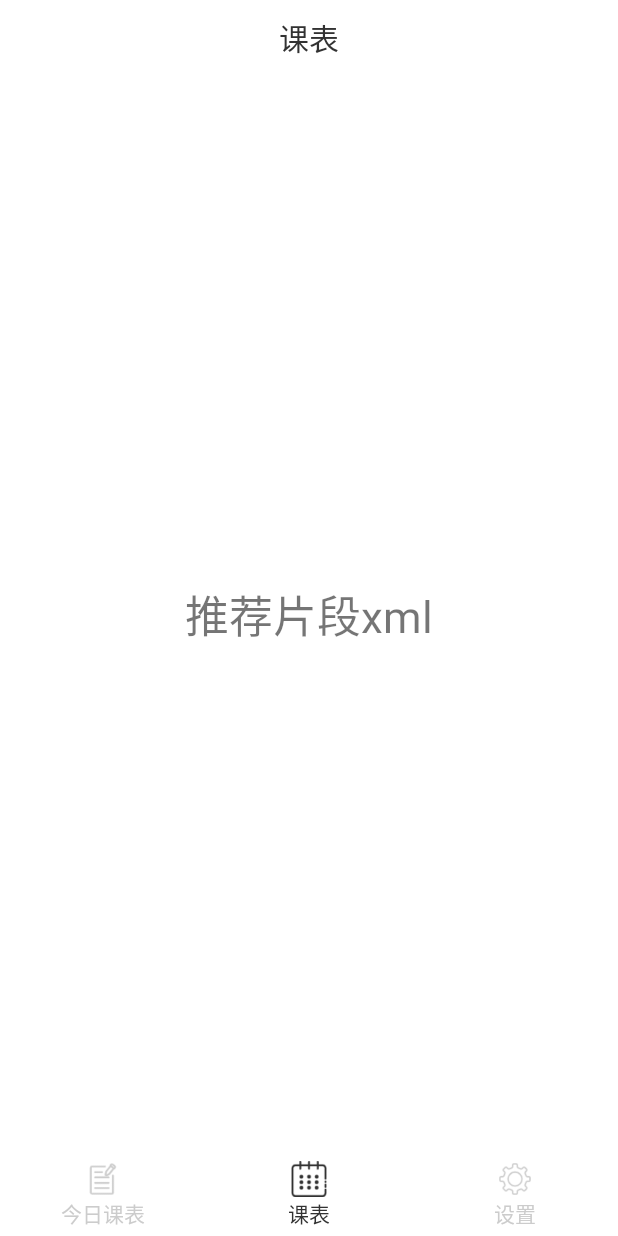
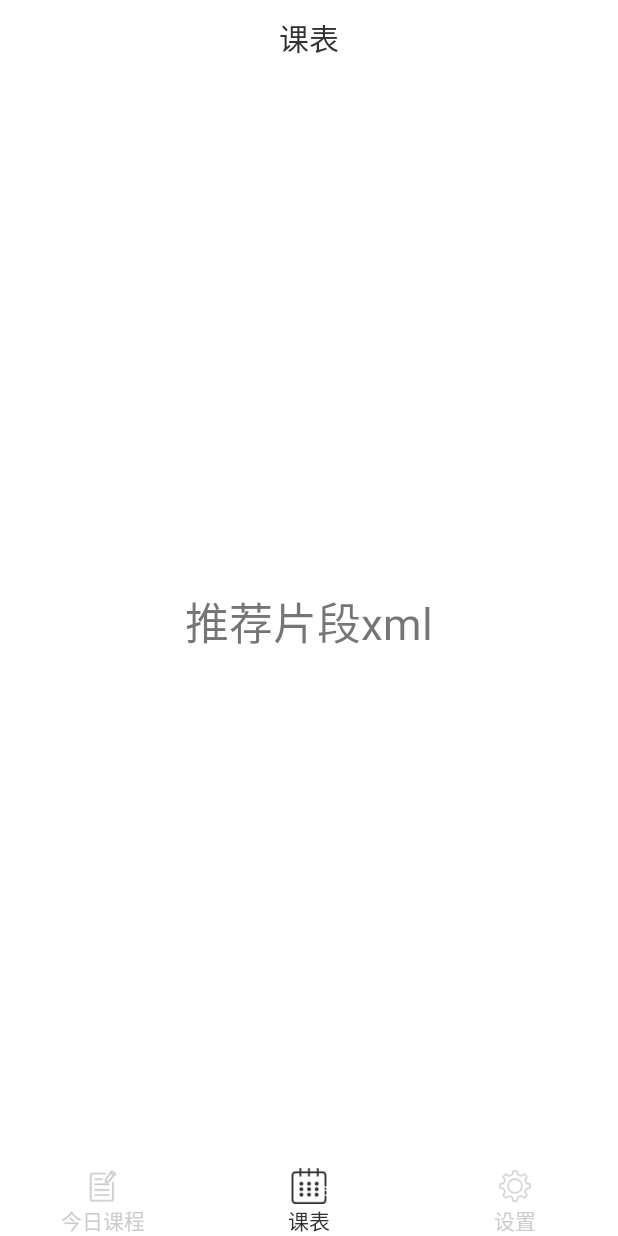
Before and after one commit to flow2000/MobileAppDev, an Android app: the screen it shows after launch (MainActivity), after a tap on "课表", on a phone screen of 412 x 824 dp. Run offline under Robolectric (Android 15) with nearby library versions, the light colour scheme and no system bars.

Commit message:
完成今日课程页面

```diff
--- a/schedule/src/main/java/com/ph/schedule/BasePageTitleFragent.java
+++ b/schedule/src/main/java/com/ph/schedule/BasePageTitleFragment.java
@@ -1,18 +1,21 @@
 package com.ph.schedule;
 
 
+import android.graphics.Color;
 import android.os.Bundle;
 import android.view.LayoutInflater;
 import android.view.View;
 import android.view.ViewGroup;
 import android.widget.FrameLayout;
 import android.widget.ImageView;
+import android.widget.LinearLayout;
+import android.widget.RelativeLayout;
 import android.widget.TextView;
 
 import androidx.annotation.Nullable;
 import androidx.fragment.app.Fragment;
 
-public abstract class BasePageTitleFragent extends Fragment {
+public abstract class BasePageTitleFragment extends Fragment {
     private View mFragmentView;//父控件(由父控件找到子控件)
     private ImageView mIvLogoPage;
     private TextView mTvTitlePage;
@@ -35,7 +38,9 @@ public abstract class BasePageTitleFragent extends Fragment {
         return mFragmentView;
     }
 
-    public void setTitleIcon(String msg, boolean show) {    //设置标题和图标
+    public void setTitleIcon(String msg, boolean show, String color) {    //设置标题和图标
+        RelativeLayout layout = mFragmentView.findViewById(R.id.topView);
+        layout.setBackgroundColor(Color.parseColor(color));
         mTvTitlePage.setText(msg);  //设置标题
         mTvTitlePage.setVisibility(show ? View.VISIBLE : View.GONE);     //设置标题显示  true就是显示  false就是不显示
     }
--- a/schedule/src/main/java/com/ph/schedule/HomePageFragment.java
+++ b/schedule/src/main/java/com/ph/schedule/HomePageFragment.java
@@ -1,17 +1,71 @@
 package com.ph.schedule;
 
 import android.view.View;
+import android.widget.ListView;
+import android.widget.SimpleAdapter;
+import android.widget.TextView;
 
-public class HomePageFragment extends BasePageTitleFragent {
+import com.ph.schedule.adapter.CurrentScheduleAdapter;
+
+import java.util.ArrayList;
+import java.util.Calendar;
+import java.util.HashMap;
+import java.util.List;
+import java.util.Map;
+
+public class HomePageFragment extends BasePageTitleFragment {
+
+    private ListView listView;
+    private SimpleAdapter simpleAdapter;
+    private View mFragmentView;//父控件(由父控件找到子控件)
+    private TextView topDateView;
+    private static final int[] viewId = {R.id.schedule_start_time, R.id.schedule_end_time, R.id.schedule_name, R.id.schedule_detail, R.id.schedule_status};
+    private static final String[] dataName = {"start_time", "end_time", "title", "detail", "status"};
+    private static final String[] title = {"日", "一", "二", "三", "四", "五", "六", ""};
 
     @Override
     protected View initView() {
-        setTitleIcon("今日课程",true);
-        return View.inflate(getContext(), R.layout.fg_homepage, null);
+        setTitleIcon("", true,"#2ABFFD");
+        mFragmentView = View.inflate(getContext(), R.layout.fg_homepage, null);
+        setData();
+        listView = mFragmentView.findViewById(R.id.my_list);
+        listView.setDivider(null);
+        simpleAdapter = new CurrentScheduleAdapter(getActivity(), getData(), R.layout.activity_listview, dataName, viewId);
+        listView.setAdapter(simpleAdapter);
+        return mFragmentView;
+    }
+
+    private void setData() {
+        topDateView = mFragmentView.findViewById(R.id.timeText);
+        Calendar calendar = Calendar.getInstance();
+        int week = calendar.get(Calendar.DAY_OF_WEEK) - 1;
+        int month = calendar.get(Calendar.MONTH) + 1;
+        int day = calendar.get(Calendar.DATE);
+        String str = month + "月" + day + "日 星期" + title[week];
+        topDateView.setText(str);
     }
 
     @Override
     protected void initData() {
 
     }
+
+    private List<Map<String, Object>> getData() {
+        String[] startTimes = {"08:00", "10:00", "14:30", "16:25"};
+        String[] endTimes = {"09:40", "11:40", "16:05", "18:00"};
+        String[] titles = {"专业英语", "专业英语", "专业英语", "专业英语"};
+        String[] details = {"第3-4节 学友楼401 刘美玲", "第3-4节 学友楼401 刘美玲", "第3-4节 学友楼401 刘美玲", "第3-4节 学友楼401 刘美玲"};
+        List<Map<String, Object>> list = new ArrayList<>();
+        for (int i = 0; i < startTimes.length; i++) {
+            Map map = new HashMap();
+            map.put("start_time", startTimes[i]);
+            map.put("end_time", endTimes[i]);
+            map.put("title", titles[i]);
+            map.put("detail", details[i]);
+            map.put("status", "未开始");
+            list.add(map);
+        }
+        return list;
+    }
+
 }
--- a/schedule/src/main/java/com/ph/schedule/MainActivity.java
+++ b/schedule/src/main/java/com/ph/schedule/MainActivity.java
@@ -27,8 +27,6 @@ public class MainActivity extends AppCompatActivity implements View.OnClickListe
     private RelativeLayout mRlThirdLayout;
     private RelativeLayout mRlFourLayout;
 
-    private LinearLayout tab_menuLayout;
-
     private ImageView mIvFirstHome;
     private TextView mTvFirstHome;
     private ImageView mIvThirdRecommend;
@@ -43,15 +41,7 @@ public class MainActivity extends AppCompatActivity implements View.OnClickListe
         super.onCreate(savedInstanceState);
         setContentView(R.layout.activity_main);
         mFragmentManager = getSupportFragmentManager();
-
-        //=============================沉侵式状态栏S================================
-        //设置状态栏颜色,必须在setContentView之后使用
-        //第一个参数:当前页面;第二个参数:颜色;第三个参数:透明度;
-        //StatusBarUtil.setColor(this, getResources().getColor(R.color.colorStatusBar), 0);
-        //=============================沉侵式状态栏E================================
-
-        initView();     //初始化视图
-        adaptiveScreen();
+        initView(); // 初始化视图
     }
 
     private void initView() {
@@ -65,7 +55,7 @@ public class MainActivity extends AppCompatActivity implements View.OnClickListe
         mRlFourLayout = (RelativeLayout) findViewById(R.id.rl_four_layout);
         mIvFourMine = (ImageView) findViewById(R.id.iv_four_mine);
         mTvFourMine = (TextView) findViewById(R.id.tv_four_mine);
-        tab_menuLayout = findViewById(R.id.tab_menu);
+
         //给五个按钮设置监听器
         mRlFirstLayout.setOnClickListener(this);
         mRlThirdLayout.setOnClickListener(this);
@@ -77,26 +67,12 @@ public class MainActivity extends AppCompatActivity implements View.OnClickListe
         mTransaction.commit();
     }
 
-    /**
-     * 自适应屏幕
-     */
-    private void adaptiveScreen() {
-        View v = findViewById(R.id.tab_menu);
-        int height1 = WidgetController.getHeight(v);
-        WindowManager wm = (WindowManager) this.getSystemService(Context.WINDOW_SERVICE);
-        int height = wm.getDefaultDisplay().getHeight();
-        LinearLayout.LayoutParams ll = (LinearLayout.LayoutParams) v.getLayoutParams();
-        ll.height = height / 15;
-        v.setLayoutParams(ll);
-        v.requestLayout();
-    }
-
     @Override
     public void onClick(View v) {
         mTransaction = mFragmentManager.beginTransaction(); //开启事务
         hideAllFragment(mTransaction);
         switch (v.getId()) {
-            //首页
+            //今日课程
             case R.id.rl_first_layout:
                 selected();
                 mRlFirstLayout.setSelected(true);
@@ -107,7 +83,7 @@ public class MainActivity extends AppCompatActivity implements View.OnClickListe
                     mTransaction.show(mHomePageFragment);
                 }
                 break;
-            //推荐
+            //课表
             case R.id.rl_third_layout:
                 selected();
                 mRlThirdLayout.setSelected(true);
@@ -118,7 +94,7 @@ public class MainActivity extends AppCompatActivity implements View.OnClickListe
                     mTransaction.show(mSchedulePageFragment);
                 }
                 break;
-            //个人中心
+            //设置
             case R.id.rl_four_layout:
                 selected();
                 mRlFourLayout.setSelected(true);
--- a/schedule/src/main/java/com/ph/schedule/SchedulePageFragment.java
+++ b/schedule/src/main/java/com/ph/schedule/SchedulePageFragment.java
@@ -3,10 +3,10 @@ package com.ph.schedule;
 
 import android.view.View;
 
-public class SchedulePageFragment extends BasePageTitleFragent {
+public class SchedulePageFragment extends BasePageTitleFragment {
     @Override
     public View initView() {
-        setTitleIcon("课表",true);
+        setTitleIcon("课表",true,"#FFFFFF");
         return View.inflate(getContext(), R.layout.fg_schedulepage, null);
     }
 
--- a/schedule/src/main/java/com/ph/schedule/SettingsPageFragment.java
+++ b/schedule/src/main/java/com/ph/schedule/SettingsPageFragment.java
@@ -3,10 +3,10 @@ package com.ph.schedule;
 
 import android.view.View;
 
-public class SettingsPageFragment extends BasePageTitleFragent {
+public class SettingsPageFragment extends BasePageTitleFragment {
     @Override
     public View initView() {
-        setTitleIcon("设置",true);
+        setTitleIcon("设置",true,"#FFFFFF");
         return View.inflate(getContext(), R.layout.fg_settingspage, null);
     }
 
--- /dev/null
+++ b/schedule/src/main/java/com/ph/schedule/adapter/CurrentScheduleAdapter.java
@@ -0,0 +1,140 @@
+package com.ph.schedule.adapter;
+
+import android.content.Context;
+import android.graphics.Color;
+import android.util.Log;
+import android.view.View;
+import android.view.ViewGroup;
+import android.widget.SimpleAdapter;
+import android.widget.TextView;
+
+import java.text.ParseException;
+import java.text.SimpleDateFormat;
+import java.util.Calendar;
+import java.util.Date;
+import java.util.List;
+import java.util.Map;
+
+public class CurrentScheduleAdapter extends SimpleAdapter {
+
+    // 数据List
+    private final List<Map<String, Object>> arrayList;
+    // viewId
+    private final int[] viewId;
+    // 上下文
+    private Context mContext;
+    // 未选中
+    private final String scheduleDetailColor = "#000000";
+    // 选中
+    private final String scheduleStatusColor = "#00DFFF";
+
+    private Date start_time;
+    private Date end_time;
+    private Date now_time;
+    private Date target_time;
+
+
+    /**
+     * 参数分别为：
+     * 上下文context，数据集 data，ListView，from，new int[]{ R.id.itemTitle,R.id.itemText}
+     **/
+    public CurrentScheduleAdapter(Context context, List<Map<String, Object>> data, int resource, String[] from, int[] to) {
+        super(context, data, resource, from, to);
+        this.arrayList = data;
+        this.viewId = to;
+    }
+
+    //配置显示的总item数量
+    @Override
+    public int getCount() {
+        return arrayList.size();
+    }
+
+    //按照位置获取数据对象
+    @Override
+    public Object getItem(int position) {
+        return arrayList.get(position);
+    }
+
+    //根据位置获取item的id
+    @Override
+    public long getItemId(int position) {
+        return position;
+    }
+
+    //每个item的显示效果
+    @Override
+    public View getView(int position, View convertView, ViewGroup parent) {
+        View view = super.getView(position, convertView, parent);
+        Calendar now = Calendar.getInstance();
+        Calendar target = Calendar.getInstance();
+        target.setTime(new Date(System.currentTimeMillis() + 30 * 60 * 1000));
+        String str1 = (String) arrayList.get(position).get("start_time");
+        String str2 = (String) arrayList.get(position).get("end_time");
+        String str3 = now.get(Calendar.HOUR_OF_DAY) + ":" + now.get(Calendar.MINUTE);
+        String str4 = target.get(Calendar.HOUR_OF_DAY) + ":" + target.get(Calendar.MINUTE);
+        try {
+            start_time = new SimpleDateFormat("HH:mm").parse(str1);
+            end_time = new SimpleDateFormat("HH:mm").parse(str2);
+            now_time = new SimpleDateFormat("HH:mm").parse(str3);
+            target_time = new SimpleDateFormat("HH:mm").parse(str4);
+            TextView status = view.findViewById(viewId[4]);
+            if (isEffectiveDate(now_time, start_time, end_time)) {
+                setColor(view); // 突出显示
+                long from = now_time.getTime();
+                long to = end_time.getTime();
+                int minutes = (int) ((to - from) / (1000 * 60));
+                if (minutes > 0) {
+                    status.setText(minutes + "min后下课");
+                }
+                status.setTextColor(Color.parseColor(scheduleStatusColor));
+            } else if (isEffectiveDate(target_time, start_time, end_time)) {
+                setColor(view); // 突出显示
+                long from = now_time.getTime();
+                long to = start_time.getTime();
+                int minutes = (int) ((to - from) / (1000 * 60));
+                if (minutes > 0) {
+                    status.setText(minutes + "min后上课");
+                }
+                status.setTextColor(Color.parseColor(scheduleStatusColor));
+            } else if (compareTime(end_time, now_time)) {
+                status.setText("已结束");
+            }
+        } catch (ParseException e) {
+            e.printStackTrace();
+            Log.e("error", "时间转换出错");
+        }
+        return view;
+    }
+
+    /**
+     * 设置字体颜色
+     * @param view 视图
+     */
+    private void setColor(View view) {
+        for (int i = 0; i < 4; i++) {
+            TextView v = view.findViewById(viewId[i]);
+            v.setTextColor(Color.parseColor(scheduleDetailColor));
+        }
+    }
+
+    /**
+     * 判断当前时间是否在时间区间内
+     */
+    private static boolean isEffectiveDate(Date nowTime, Date startTime, Date endTime) {
+        if (nowTime.getTime() == startTime.getTime() || nowTime.getTime() == endTime.getTime()) {
+            return true;
+        }
+        return nowTime.after(startTime) && nowTime.before(endTime);
+    }
+
+    /**
+     * 比较时间
+     *
+     * @return
+     */
+    private static boolean compareTime(Date targetTime, Date currentTime) {
+        return targetTime.getTime() < currentTime.getTime();
+    }
+
+}
--- /dev/null
+++ b/schedule/src/main/res/drawable/shape_round_corner.xml
@@ -0,0 +1,5 @@
+<shape xmlns:android="http://schemas.android.com/apk/res/android">
+    <solid android:color="@color/white" />
+    <corners android:topLeftRadius="50dp"
+        android:topRightRadius="50dp" />
+</shape>
--- a/schedule/src/main/res/layout/activity_main.xml
+++ b/schedule/src/main/res/layout/activity_main.xml
@@ -44,7 +44,7 @@
                 android:layout_below="@+id/iv_first_home"
                 android:layout_centerHorizontal="true"
                 android:layout_gravity="center_horizontal"
-                android:text="今日课表"
+                android:text="今日课程"
                 android:textColor="@drawable/text_selector_color" />
         </RelativeLayout>
 
--- a/schedule/src/main/res/layout/base_top_title_page.xml
+++ b/schedule/src/main/res/layout/base_top_title_page.xml
@@ -4,6 +4,7 @@ android:orientation="vertical" android:layout_width="match_parent"
 android:layout_height="match_parent">
 <!--包含标题栏:图标+文字-->
 <RelativeLayout
+    android:id="@+id/topView"
     android:layout_width="match_parent"
     android:background="#FFFFFF"
     android:layout_height="50dp">
--- a/schedule/src/main/res/values/themes.xml
+++ b/schedule/src/main/res/values/themes.xml
@@ -2,9 +2,9 @@
     <!-- Base application theme. -->
     <style name="Theme.MobileAppDev" parent="Theme.MaterialComponents.DayNight.NoActionBar">
         <!-- Primary brand color. -->
-        <item name="colorPrimary">@color/purple_500</item>
-        <item name="colorPrimaryVariant">@color/purple_500</item>
-        <item name="colorOnPrimary">@color/white</item>
+        <item name="colorPrimary">@color/app_blue2</item>
+        <item name="colorPrimaryVariant">@color/app_blue2</item>
+        <item name="colorOnPrimary">@color/app_blue2</item>
         <!-- Secondary brand color. -->
         <item name="colorSecondary">@color/teal_200</item>
         <item name="colorSecondaryVariant">@color/teal_700</item>
```
Also changed, not shown: schedule/src/main/res/layout/activity_listview.xml (added, +75 -0 lines), schedule/src/main/res/layout/fg_homepage.xml (+50 -8 lines).
